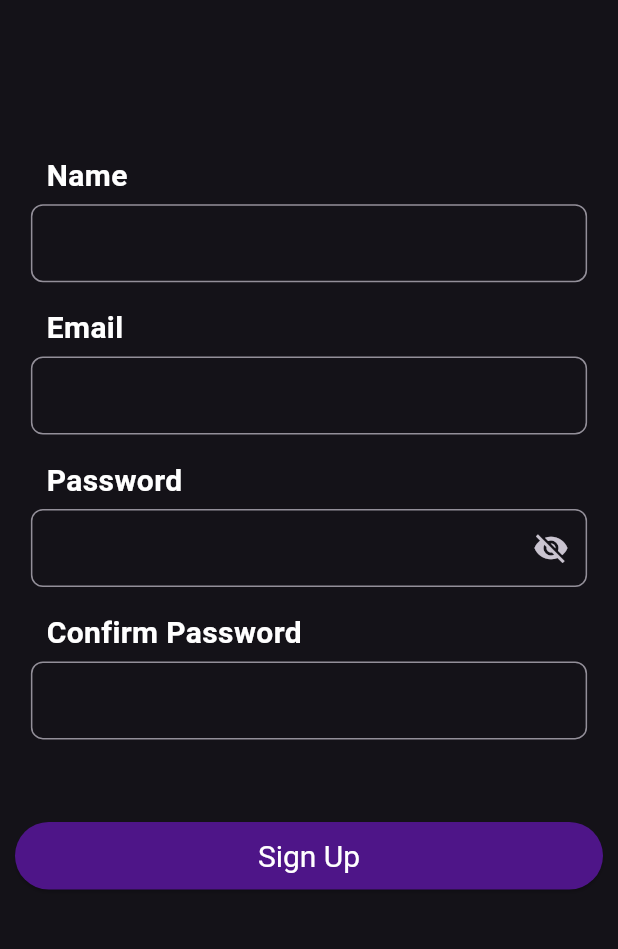
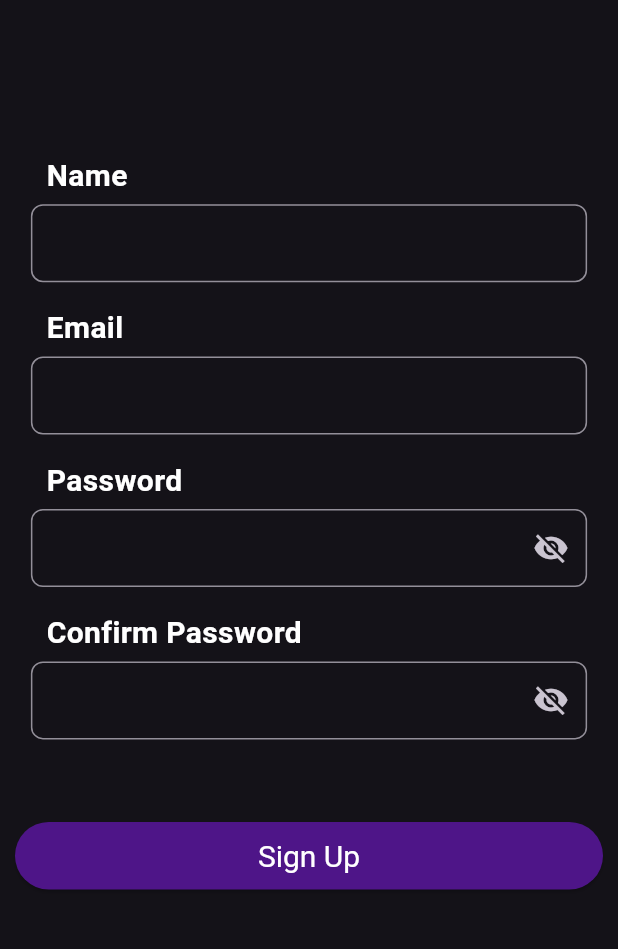
Before and after one commit to MLSAKIIT/NoteMind, a Flutter app: the SignUpPage screen opened directly, on a phone screen of 412 x 824 dp, the part 222-1171 px from its top. Run offline on Flutter 3.47's test engine with Material 3 defaults, Android fonts, the light colour scheme and no system bars; network calls fail.

Commit message:
added confirm password obscuring

```diff
--- a/lib/views/signupPage.dart
+++ b/lib/views/signupPage.dart
@@ -18,6 +18,7 @@ class _SignUpPageState extends State<SignUpPage> {
   final TextEditingController passwordController = TextEditingController();
   final TextEditingController confirmPasswordController = TextEditingController();
   bool _isPasswordVisible = false;
+  bool _isPasswordConfirmVisible = false;
 
   void handleSignUp() {
     String password = passwordController.text;
@@ -125,9 +126,25 @@ class _SignUpPageState extends State<SignUpPage> {
                     SizedBox(
                       height: screenHeight * 0.005,
                     ),
-                    CustomTextField(
-                      controller: confirmPasswordController,
-                      //hintText: 'password',
+                    Stack(
+                      children: [
+                        CustomTextField(
+                          controller: confirmPasswordController,
+                          obscureText: !_isPasswordConfirmVisible,
+                        ),
+                        Positioned(
+                            right: 0,
+                            top: 0,
+                            bottom: 0,
+                            child: IconButton(
+                              icon: Icon(_isPasswordConfirmVisible ? Icons.visibility : Icons.visibility_off),
+                              onPressed: () {
+                                setState(() {
+                                  _isPasswordConfirmVisible = !_isPasswordConfirmVisible;
+                                });
+                              },
+                            ))
+                      ],
                     ),
                     SizedBox(
                       height: screenHeight * 0.02,
```
